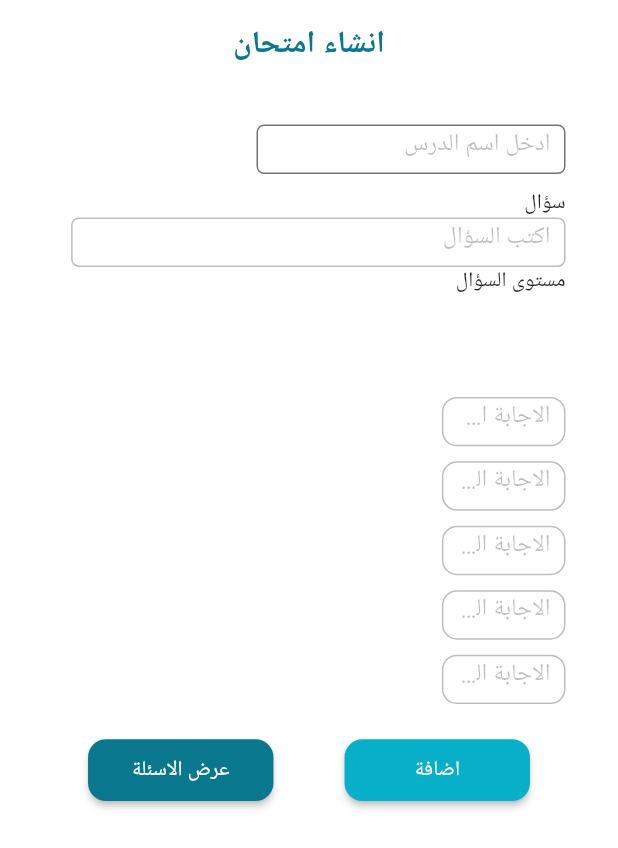
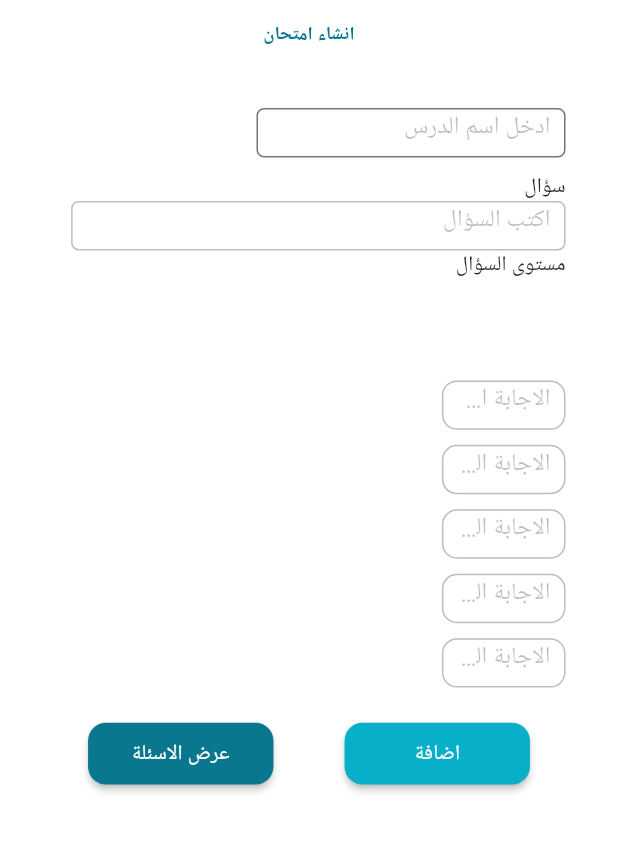
Before and after one commit to TalaArar/odros_exam, a Flutter app: the screen it shows after launch, on a phone screen of 412 x 824 dp. Shown: the top 848 px of the screen. Run offline on Flutter 3.47's test engine with Material 3 defaults, Android fonts, the phone set to English and light mode, and no system bars; our stand-ins replace dropdown_button2, gap, get; network calls fail.

Commit message:
updated by tala arar

```diff
--- a/lib/view/create_exam_view.dart
+++ b/lib/view/create_exam_view.dart
@@ -56,7 +56,7 @@ class _CreateExamViewState extends State<CreateExamView> {
                           Text(
                             'انشاء امتحان',
                             style: TextStyle(
-                                fontSize: Get.width * 0.05,
+                                fontSize: Get.width * 0.03,
                                 fontWeight: FontWeight.w700,
                                 color: AppColors.darkBlue),
                           ),
--- a/pubspec.yaml
+++ b/pubspec.yaml
@@ -22,6 +22,9 @@ dependencies:
 dev_dependencies:
   flutter_test:
     sdk: flutter
+  build_runner: ^2.4.13
+  build_test: ^2.2.2
+  build_web_compilers: ^4.0.11
 
 
   flutter_lints: ^3.0.0
```
Also changed, not shown: pubspec.lock.
